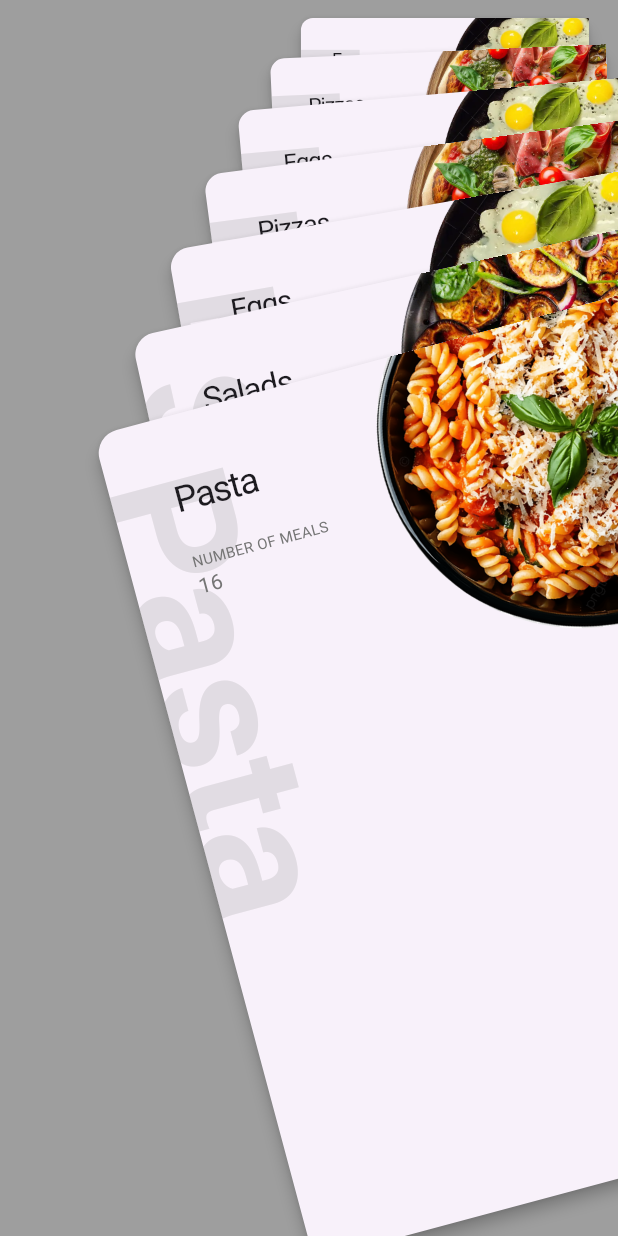
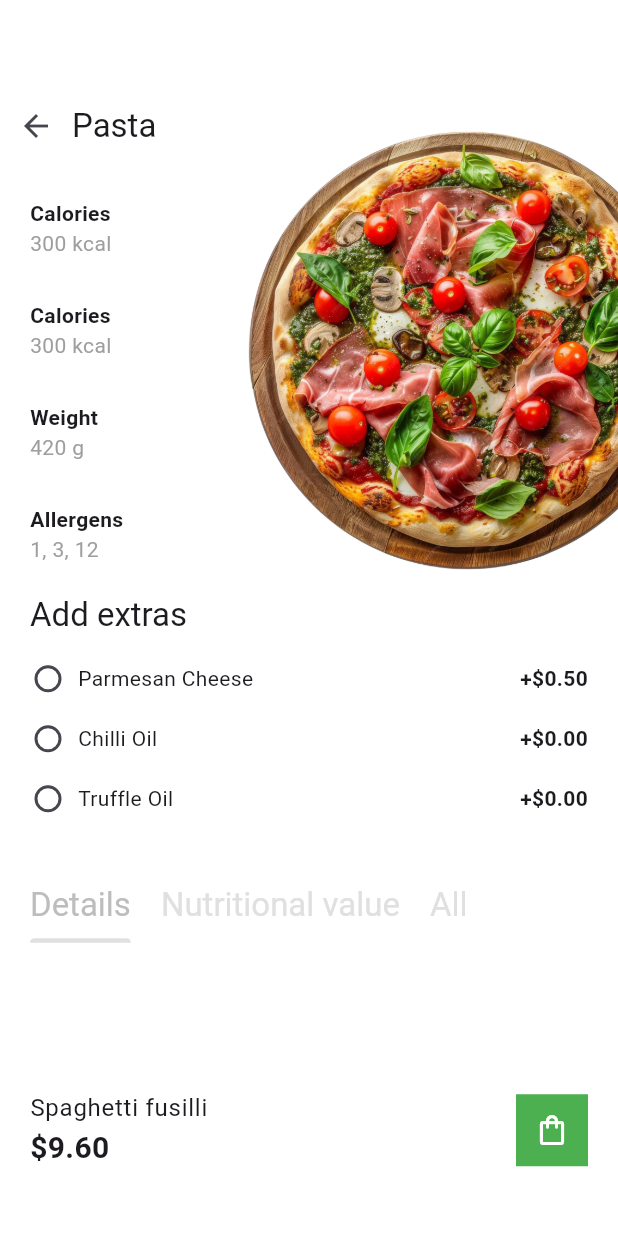
Before and after one commit to paolojoaquinp/restaurant_menu_app, a Flutter app: the screen it shows after launch, on a phone screen of 412 x 824 dp. Run offline on Flutter 3.47's test engine with Material 3 defaults, Android fonts, the phone set to English and light mode, and no system bars.

Commit message:
feat: detail meal screen

```diff
--- /dev/null
+++ b/lib/features/detail_food_meal/presenter/detail_food_meal_screen.dart
@@ -0,0 +1,187 @@
+import 'package:flutter/material.dart';
+import 'package:restaurant_menu_app/features/detail_food_meal/presenter/widgets/nutrition_label_widget.dart';
+import 'package:restaurant_menu_app/features/detail_food_meal/presenter/widgets/pricing_checkbox_item.dart';
+
+class DetailFoodMealScreen extends StatelessWidget {
+  const DetailFoodMealScreen({super.key});
+
+  @override
+  Widget build(BuildContext context) {
+    return Scaffold(
+      backgroundColor: Colors.white,
+      body: Column(
+        children: [
+          SizedBox(
+            height: kToolbarHeight,
+          ),
+          Container(
+            color: Colors.white,
+            width: double.infinity,
+            height: kToolbarHeight,
+            alignment: Alignment.centerLeft,
+            child: Row(
+              children: [
+                BackButton(),
+                Text(
+                  "Pasta",
+                  style: Theme.of(context).textTheme.titleLarge,
+                ),
+              ],
+            ),
+          ),
+          Expanded(
+            child: Stack(
+              fit: StackFit.expand,
+              clipBehavior: Clip.none,
+              children: [
+                Positioned(
+                  top: -30,
+                  right: -50,
+                  child: Image.asset(
+                    'assets/pizza.png',
+                    width: 300,
+                    height: 300,
+                    fit: BoxFit.cover,
+                  ),
+                ),
+                Positioned.fill(
+                    child: Padding(
+                  padding: const EdgeInsets.all(20.0),
+                  child: Column(
+                    children: [
+                      const Expanded(
+                        flex: 3,
+                        child: Column(
+                          mainAxisSize: MainAxisSize.max,
+                          crossAxisAlignment: CrossAxisAlignment.start,
+                          mainAxisAlignment: MainAxisAlignment.spaceBetween,
+                          children: [
+                            NutritionLabelWidget(
+                              label: 'Calories',
+                              value: '300 kcal',
+                            ),
+                            NutritionLabelWidget(
+                              label: 'Calories',
+                              value: '300 kcal',
+                            ),
+                            NutritionLabelWidget(
+                              label: 'Weight',
+                              value: '420 g',
+                            ),
+                            NutritionLabelWidget(
+                              label: 'Allergens',
+                              value: '1, 3, 12',
+                            ),
+                          ],
+                        ),
+                      ),
+                      const SizedBox(
+                        height: 20,
+                      ),
+                      Expanded(
+                        flex: 5,
+                        child: Column(
+                          crossAxisAlignment: CrossAxisAlignment.start,
+                          children: [
+                            Text(
+                              'Add extras',
+                              style: Theme.of(context).textTheme.titleLarge,
+                            ),
+                            const SizedBox(
+                              height: 8.0,
+                            ),
+                            const PricingCheckboxItem(
+                                label: 'Parmesan Cheese', price: '+\$0.50'),
+                            const PricingCheckboxItem(
+                                label: 'Chilli Oil', price: '+\$0.00'),
+                            const PricingCheckboxItem(
+                                label: 'Truffle Oil', price: '+\$0.00'),
+                            const SizedBox(
+                              height: 28.0,
+                            ),
+                            Container(
+                              child: DefaultTabController(
+                                length: 3,
+                                child: TabBar(
+                                  isScrollable: true,
+                                  tabAlignment: TabAlignment.start,
+                                  labelPadding:
+                                      const EdgeInsets.only(right: 20),
+                                  labelStyle:
+                                      Theme.of(context).textTheme.titleLarge,
+                                  labelColor: Colors.grey[400],
+                                  unselectedLabelColor: Colors.grey[300],
+                                  dividerColor: Colors.transparent,
+                                  indicatorColor: Colors.grey[300],
+                                  overlayColor:
+                                      WidgetStatePropertyAll(Colors.grey[100]),
+                                  tabs: [
+                                    const Tab(
+                                      text: 'Details',
+                                    ),
+                                    const Tab(
+                                      text: 'Nutritional value',
+                                    ),
+                                    const Tab(
+                                      text: 'All',
+                                    ),
+                                  ],
+                                ),
+                              ),
+                            ),
+                            const Expanded(
+                              child: SizedBox(),
+                            ),
+                            Row(
+                              mainAxisAlignment: MainAxisAlignment.spaceBetween,
+                              children: [
+                                Container(
+                                  child: Column(
+                                    crossAxisAlignment:
+                                        CrossAxisAlignment.start,
+                                    children: [
+                                      Text(
+                                        'Spaghetti fusilli',
+                                        style: Theme.of(context)
+                                            .textTheme
+                                            .bodyLarge,
+                                      ),
+                                      Text(
+                                        '\$9.60',
+                                        style: TextStyle(
+                                          fontWeight: FontWeight.bold,
+                                          fontSize: 20.0,
+                                        ),
+                                      ),
+                                    ],
+                                  ),
+                                ),
+                                Container(
+                                  color: Colors.green,
+                                  child: IconButton(
+                                    onPressed: () {},
+                                    icon: Icon(
+                                      Icons.shopping_bag_outlined,
+                                      color: Colors.white,
+                                    ),
+                                  ),
+                                ),
+                              ],
+                            ),
+                            const SizedBox(
+                              height: 24.0,
+                            ),
+                          ],
+                        ),
+                      ),
+                    ],
+                  ),
+                )),
+              ],
+            ),
+          ),
+        ],
+      ),
+    );
+  }
+}
--- /dev/null
+++ b/lib/features/detail_food_meal/presenter/widgets/nutrition_label_widget.dart
@@ -0,0 +1,38 @@
+import 'package:flutter/material.dart';
+
+class NutritionLabelWidget extends StatelessWidget {
+  const NutritionLabelWidget({
+    super.key,
+    required this.label,
+    required this.value,
+  });
+
+  final String label;
+  final String value;
+
+  @override
+  Widget build(BuildContext context) {
+    return Container(
+      width: double.infinity,
+      child: Column(
+        crossAxisAlignment: CrossAxisAlignment.start,
+        children: [
+          Text(
+            label,
+            style: const TextStyle(
+              fontSize: 14.0,
+              fontWeight: FontWeight.bold,
+            ),
+          ),
+          Text(
+            value,
+            style: const TextStyle(
+              fontSize: 14.0,
+              color: Colors.grey,
+            ),
+          ),
+        ],
+      ),
+    );
+  }
+}
--- /dev/null
+++ b/lib/features/detail_food_meal/presenter/widgets/pricing_checkbox_item.dart
@@ -0,0 +1,43 @@
+import 'package:flutter/material.dart';
+
+class PricingCheckboxItem extends StatelessWidget {
+  const PricingCheckboxItem({
+    super.key,
+    required this.label,
+    required this.price,
+  });
+
+  final String label;
+  final String price;
+
+  @override
+  Widget build(BuildContext context) {
+    return Container(
+      padding: const EdgeInsets.symmetric(vertical: 8.0),
+      width: double.infinity,
+      child: Row(
+        children: [
+          SizedBox(
+            width: 24.0,
+            height: 24.0,
+            child: Checkbox(
+              value: false,
+              shape: const CircleBorder(),
+              onChanged: (_) {},
+            ),
+          ),
+          const SizedBox(width: 8.0),
+          Expanded(
+            child: Text(label),
+          ),
+          Text(
+            price,
+            style: const TextStyle(
+              fontWeight: FontWeight.bold,
+            ),
+          ),
+        ],
+      ),
+    );
+  }
+}
--- a/lib/features/home_screen/presenter/home_screen.dart
+++ b/lib/features/home_screen/presenter/home_screen.dart
@@ -11,8 +11,6 @@ class HomeScreen extends StatelessWidget {
   @override
   Widget build(BuildContext context) {
     return Scaffold(
-
-      backgroundColor: Colors.grey,
       body: PerspectiveListView(
         visualizedItems: 7,
         itemExtent: MediaQuery.sizeOf(context).height * .7,
--- a/lib/main.dart
+++ b/lib/main.dart
@@ -1,4 +1,5 @@
 import 'package:flutter/material.dart';
+import 'package:restaurant_menu_app/features/detail_food_meal/presenter/detail_food_meal_screen.dart';
 import 'package:restaurant_menu_app/features/home_screen/presenter/home_screen.dart';
 
 void main() => runApp(const MyApp());
@@ -14,7 +15,7 @@ class MyApp extends StatelessWidget {
         colorScheme: ColorScheme.fromSeed(seedColor: Colors.deepPurple),
         useMaterial3: true,
       ),
-      home: HomeScreen(),
+      home: DetailFoodMealScreen(),
     );
   }
 }
```
